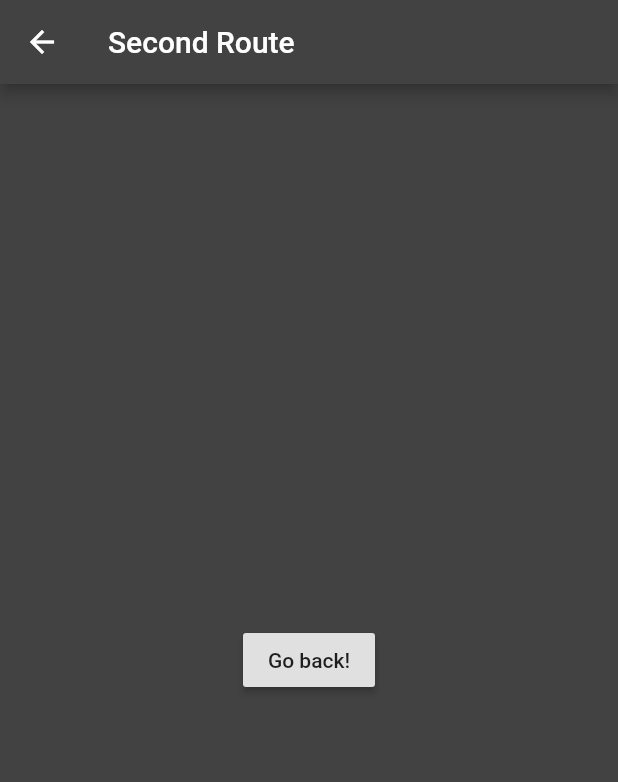
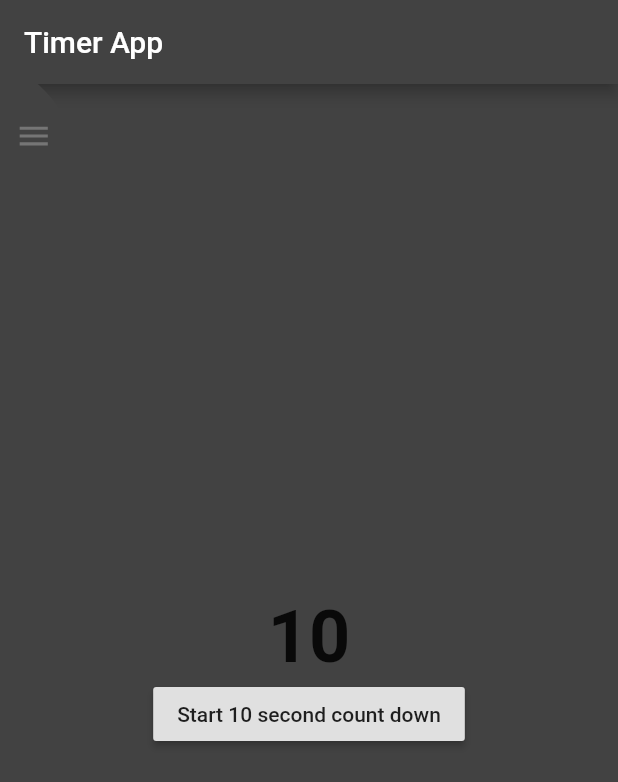
Before and after one commit to rayfazt/savera, a Flutter app: the screen it shows after launch, after a tap on the "warning" icon, on a phone screen of 412 x 824 dp. Shown: the top 782 px of the screen. Run offline on Flutter 3.47's test engine with Material 2 defaults, Android fonts, the phone set to English and light mode, and no system bars; our stand-ins replace bloc, flutter_bloc, rxdart.

Commit message:
Nambahin Panic Page, isinya Timer

```diff
--- a/lib/nav_bloc/navigation_bloc.dart
+++ b/lib/nav_bloc/navigation_bloc.dart
@@ -2,11 +2,13 @@ import 'package:bloc/bloc.dart';
 import '../pages/homepage.dart';
 import '../pages/profilepage.dart';
 import '../pages/contact.dart';
+import '../pages/panicpage.dart';
 
 enum NavigationEvents {
   HomePageClickedEvent,
   ProfileClickedEvent,
   ContactClickedEvent,
+  PanicPageClickedEvent,
 }
 
 abstract class NavigationStates {}
@@ -27,6 +29,9 @@ class NavigationBloc extends Bloc<NavigationEvents, NavigationStates> {
       case NavigationEvents.ContactClickedEvent:
         yield ContactPage();
         break;
+      case NavigationEvents.PanicPageClickedEvent:
+        yield PanicPage();
+        break;
     }
   }
 }
--- a/lib/pages/homepage.dart
+++ b/lib/pages/homepage.dart
@@ -1,5 +1,7 @@
+import 'package:flutter/cupertino.dart';
 import 'package:flutter/material.dart';
 import '../nav_bloc/navigation_bloc.dart';
+import 'package:flutter_bloc/flutter_bloc.dart';
 
 class HomePage extends StatefulWidget with NavigationStates {
   @override
@@ -37,11 +39,7 @@ class _HomeState extends State<HomePage> {
             fillColor: Colors.red[400],
             child: IconButton(
               onPressed: (){
-                Navigator.push(
-                    context,
-                    MaterialPageRoute(builder: (context)=>SecondRoute()
-                    ),
-                );
+                BlocProvider.of<NavigationBloc>(context).add(NavigationEvents.PanicPageClickedEvent);
               },
               icon : Icon(Icons.warning),
               iconSize: 100.0,
@@ -91,14 +89,63 @@ class SecondRoute extends StatelessWidget {
       appBar: AppBar(
         title: Text("Second Route"),
       ),
-      body: Center(
-        child: RaisedButton(
-          onPressed: () {
-            Navigator.pop(context);
-          },
-          child: Text('Go back!'),
+      body:  Column(
+      crossAxisAlignment: CrossAxisAlignment.start,
+      children: <Widget>[
+        SizedBox(height: 150, width: 200,),
+        Text(
+          'Contact Person',
+          style: TextStyle(
+            fontSize: 42,
+            fontWeight: FontWeight.bold,
+            color: Colors.white,
+          ),
         ),
-      ),
-    );
+        Text(
+          'Email : 13519038@std.stei.itb.ac.id',
+          textAlign: TextAlign.right,
+          style: TextStyle(
+            fontSize: 25,
+            color: Colors.white,
+
+          ),
+        ),
+        Text(
+          'ID Line : ridhodaffasyah',
+          textAlign: TextAlign.start,
+
+          style: TextStyle(
+            fontSize: 25,
+            color: Colors.white,
+          ),
+        ),
+      ],
+    ),
+
+//      Row(
+//        mainAxisAlignment: MainAxisAlignment.spaceAround,
+//        crossAxisAlignment: CrossAxisAlignment.start,
+//        children: <Widget>[
+//          Text('Hello World!'),
+//          FlatButton(
+//            onPressed: () {},
+//            color: Colors.amber,
+//            child: Text("Click me"),
+//          ),
+//          Container(
+//            color: Colors.red,
+//            padding: EdgeInsets.all(30.0),
+//            child: Text('inside container'),
+//          ),
+//        ],
+//      ),
+//
+//        child: RaisedButton(
+//          onPressed: () {
+//            Navigator.pop(context);
+//          },
+//          child: Text('Go back!'),
+//        ),
+      );
   }
 }
--- /dev/null
+++ b/lib/pages/panicpage.dart
@@ -0,0 +1,68 @@
+import 'dart:async';
+import 'package:flutter/material.dart';
+import '../nav_bloc/navigation_bloc.dart';
+
+class PanicPage extends StatefulWidget with NavigationStates {
+  PanicPage({Key key}) : super(key: key);
+
+  @override
+  _PanicPageState createState() => _PanicPageState();
+}
+
+class _PanicPageState extends State<PanicPage> {
+  int _counter = 10;
+  Timer _timer;
+
+  void _startTimer() {
+    _counter = 10;
+    if (_timer != null) {
+      _timer.cancel();
+    }
+    _timer = Timer.periodic(Duration(seconds: 1), (timer) {
+      setState(() {
+        if (_counter > 0) {
+          _counter--;
+        } else {
+          _timer.cancel();
+        }
+      });
+    });
+  }
+
+  @override
+  Widget build(BuildContext context) {
+    return Scaffold(
+      appBar: AppBar(
+        title: Text("Timer App"),
+      ),
+      body: Center(
+        child: Column(
+          mainAxisAlignment: MainAxisAlignment.center,
+          children: <Widget>[
+            (_counter > 0)
+                ? Text("")
+                : Text(
+              "DONE!",
+              style: TextStyle(
+                color: Colors.green,
+                fontWeight: FontWeight.bold,
+                fontSize: 48,
+              ),
+            ),
+            Text(
+              '$_counter',
+              style: TextStyle(
+                fontWeight: FontWeight.bold,
+                fontSize: 48,
+              ),
+            ),
+            RaisedButton(
+              onPressed: () => _startTimer(),
+              child: Text("Start 10 second count down"),
+            ),
+          ],
+        ),
+      ),
+    );
+  }
+}
```
